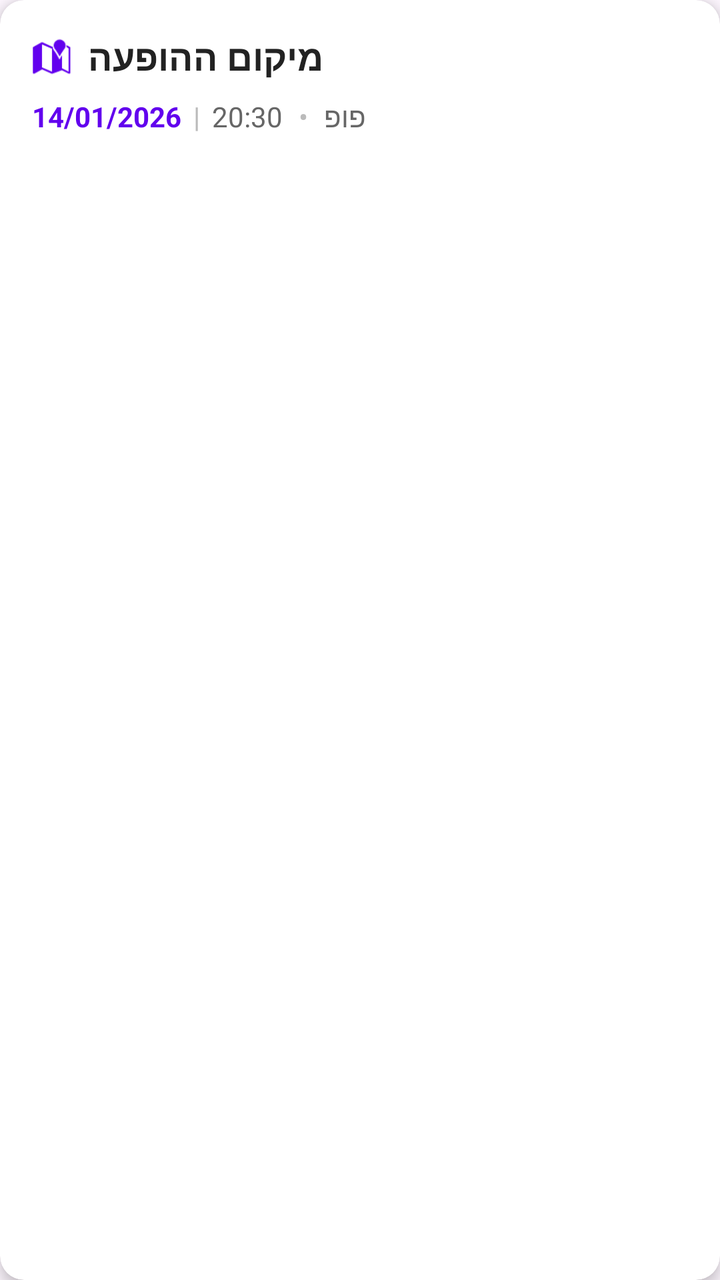
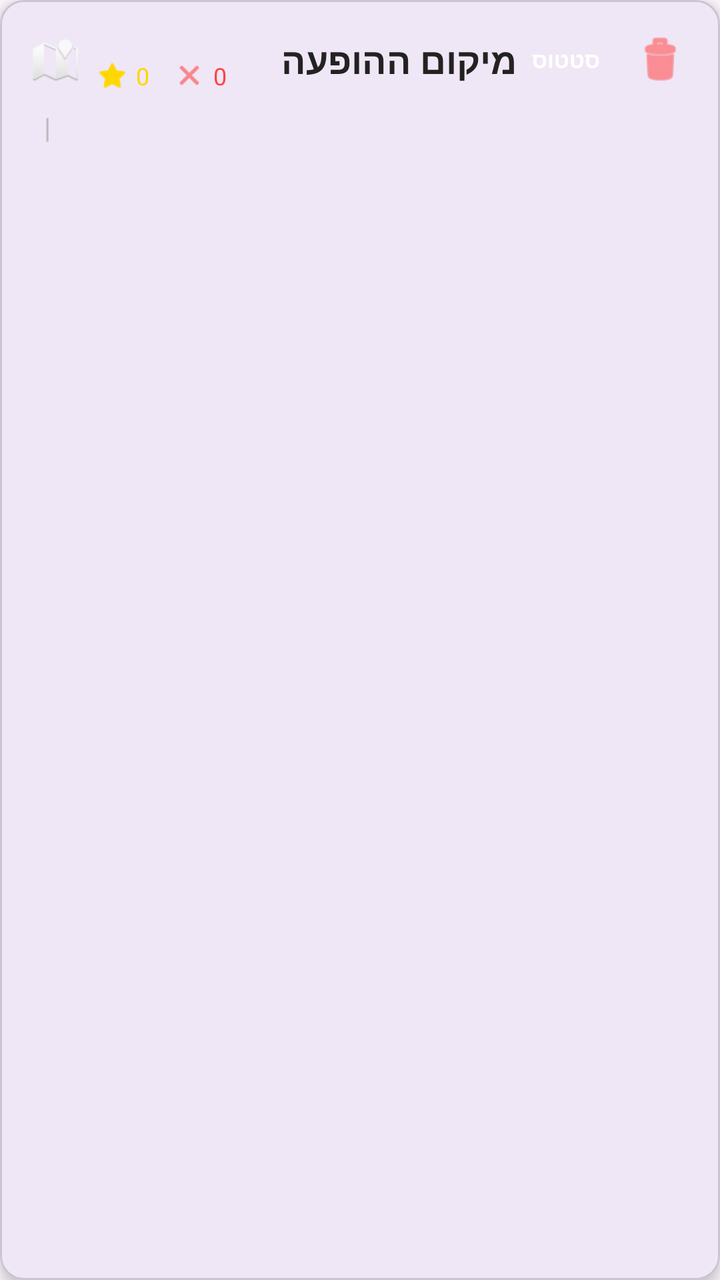

Screens rendered from an Android XML layout before and after an edit, with the pre-edit source and the edit as a unified diff.
<!-- AndroidManifest.xml: application theme Theme.MyApplication -->
<!-- res/layout/item_show.xml -->
<?xml version="1.0" encoding="utf-8"?>
<androidx.cardview.widget.CardView
    xmlns:android="http://schemas.android.com/apk/res/android"
    xmlns:app="http://schemas.android.com/apk/res-auto"
    android:layout_width="match_parent"
    android:layout_height="wrap_content"
    android:layout_margin="8dp"
    app:cardCornerRadius="12dp"
    app:cardElevation="4dp">

    <LinearLayout
        android:layout_width="match_parent"
        android:layout_height="wrap_content"
        android:orientation="vertical"
        android:padding="16dp">

        <LinearLayout
            android:layout_width="match_parent"
            android:layout_height="wrap_content"
            android:gravity="center_vertical"
            android:orientation="horizontal">

            <ImageView
                android:layout_width="20dp"
                android:layout_height="20dp"
                android:src="@android:drawable/ic_dialog_map"
                app:tint="#6200EE" />

            <TextView
                android:id="@+id/tvShowLocation"
                android:layout_width="wrap_content"
                android:layout_height="wrap_content"
                android:layout_marginStart="8dp"
                android:text="מיקום ההופעה"
                android:textColor="#222"
                android:textSize="18sp"
                android:textStyle="bold" />
        </LinearLayout>

        <LinearLayout
            android:layout_width="match_parent"
            android:layout_height="wrap_content"
            android:layout_marginTop="8dp"
            android:orientation="horizontal"
            android:gravity="center_vertical">

            <TextView
                android:id="@+id/tvShowDate"
                android:layout_width="wrap_content"
                android:layout_height="wrap_content"
                android:text="14/01/2026"
                android:textColor="#6200EE"
                android:textStyle="bold"
                android:textSize="14sp" />

            <TextView
                android:layout_width="wrap_content"
                android:layout_height="wrap_content"
                android:layout_marginHorizontal="6dp"
                android:text="|"
                android:textColor="#BBB" />

            <TextView
                android:id="@+id/tvShowTime"
                android:layout_width="wrap_content"
                android:layout_height="wrap_content"
                android:text="20:30"
                android:textColor="#666"
                android:textSize="14sp" />

            <TextView
                android:layout_width="wrap_content"
                android:layout_height="wrap_content"
                android:layout_marginHorizontal="8dp"
                android:text="•"
                android:textColor="#BBB" />

            <TextView
                android:id="@+id/tvShowGenre"
                android:layout_width="wrap_content"
                android:layout_height="wrap_content"
                android:text="פופ"
                android:textColor="#666"
                android:textSize="14sp" />
        </LinearLayout>

    </LinearLayout>
</androidx.cardview.widget.CardView>
<!-- resources referenced by this layout -->
<resources>
  <style name="Theme.MyApplication" parent="Base.Theme.MyApplication" />
  <style name="Base.Theme.MyApplication" parent="Theme.Material3.DayNight.NoActionBar">
          
          
      </style>
</resources>

<!-- the commit's change to res/layout/item_show.xml (unified diff, before → after) -->
@@ -1,7 +1,8 @@
 <?xml version="1.0" encoding="utf-8"?>
-<androidx.cardview.widget.CardView
+<com.google.android.material.card.MaterialCardView
     xmlns:android="http://schemas.android.com/apk/res/android"
     xmlns:app="http://schemas.android.com/apk/res-auto"
+    android:id="@+id/cardShow"
     android:layout_width="match_parent"
     android:layout_height="wrap_content"
     android:layout_margin="8dp"
@@ -21,37 +22,94 @@
             android:orientation="horizontal">
 
             <ImageView
-                android:layout_width="20dp"
-                android:layout_height="20dp"
-                android:src="@android:drawable/ic_dialog_map"
-                app:tint="#6200EE" />
+                android:id="@+id/imgShowTypeIcon"
+                android:layout_width="24dp"
+                android:layout_height="24dp"
+                android:layout_marginEnd="8dp"
+                android:src="@android:drawable/ic_dialog_map" />
+
+            <LinearLayout
+                android:layout_width="wrap_content"
+                android:layout_height="wrap_content"
+                android:orientation="horizontal"
+                android:layout_marginTop="8dp">
+
+                <ImageView
+                    android:layout_width="16dp"
+                    android:layout_height="16dp"
+                    android:src="@android:drawable/btn_star_big_on"
+                    app:tint="#FFD700" />
+                <TextView
+                    android:id="@+id/tvShowCardLikes"
+                    android:layout_width="wrap_content"
+                    android:layout_height="wrap_content"
+                    android:text="0"
+                    android:textColor="#FFD700"
+                    android:textSize="12sp"
+                    android:layout_marginStart="4dp"
+                    android:layout_marginEnd="12dp"/>
+
+                <ImageView
+                    android:layout_width="16dp"
+                    android:layout_height="16dp"
+                    android:src="@android:drawable/ic_menu_close_clear_cancel"
+                    app:tint="#FF4444" />
+                <TextView
+                    android:id="@+id/tvShowCardDislikes"
+                    android:layout_width="wrap_content"
+                    android:layout_height="wrap_content"
+                    android:text="0"
+                    android:textColor="#FF4444"
+                    android:textSize="12sp"
+                    android:layout_marginStart="4dp"/>
+            </LinearLayout>
 
             <TextView
                 android:id="@+id/tvShowLocation"
-                android:layout_width="wrap_content"
+                android:layout_width="0dp"
                 android:layout_height="wrap_content"
-                android:layout_marginStart="8dp"
+                android:layout_weight="1"
                 android:text="מיקום ההופעה"
                 android:textColor="#222"
                 android:textSize="18sp"
                 android:textStyle="bold" />
+
+            <TextView
+                android:id="@+id/tvShowStatus"
+                android:layout_width="wrap_content"
+                android:layout_height="wrap_content"
+                android:layout_marginEnd="8dp"
+                android:paddingHorizontal="8dp"
+                android:paddingVertical="2dp"
+                android:text="סטטוס"
+                android:textColor="#FFFFFF"
+                android:textSize="11sp"
+                android:textStyle="bold"
+                android:background="@android:drawable/toast_frame" />
+
+            <ImageView
+                android:id="@+id/btnDeleteShow"
+                android:layout_width="28dp"
+                android:layout_height="28dp"
+                android:src="@android:drawable/ic_menu_delete"
+                app:tint="#FF5252"
+                android:background="?attr/selectableItemBackgroundBorderless" />
         </LinearLayout>
 
         <LinearLayout
             android:layout_width="match_parent"
             android:layout_height="wrap_content"
-            android:layout_marginTop="8dp"
-            android:orientation="horizontal"
-            android:gravity="center_vertical">
+            android:layout_marginTop="10dp"
+            android:gravity="center_vertical"
+            android:orientation="horizontal">
 
             <TextView
                 android:id="@+id/tvShowDate"
                 android:layout_width="wrap_content"
                 android:layout_height="wrap_content"
-                android:text="14/01/2026"
                 android:textColor="#6200EE"
-                android:textStyle="bold"
-                android:textSize="14sp" />
+                android:textSize="14sp"
+                android:textStyle="bold" />
 
             <TextView
                 android:layout_width="wrap_content"
@@ -64,25 +122,21 @@
                 android:id="@+id/tvShowTime"
                 android:layout_width="wrap_content"
                 android:layout_height="wrap_content"
-                android:text="20:30"
                 android:textColor="#666"
                 android:textSize="14sp" />
 
-            <TextView
-                android:layout_width="wrap_content"
-                android:layout_height="wrap_content"
-                android:layout_marginHorizontal="8dp"
-                android:text="•"
-                android:textColor="#BBB" />
+            <View
+                android:layout_width="0dp"
+                android:layout_height="1dp"
+                android:layout_weight="1" />
 
             <TextView
                 android:id="@+id/tvShowGenre"
                 android:layout_width="wrap_content"
                 android:layout_height="wrap_content"
-                android:text="פופ"
-                android:textColor="#666"
-                android:textSize="14sp" />
+                android:textColor="#888"
+                android:textSize="13sp"
+                android:textStyle="italic" />
         </LinearLayout>
-
     </LinearLayout>
-</androidx.cardview.widget.CardView>
+</com.google.android.material.card.MaterialCardView>
